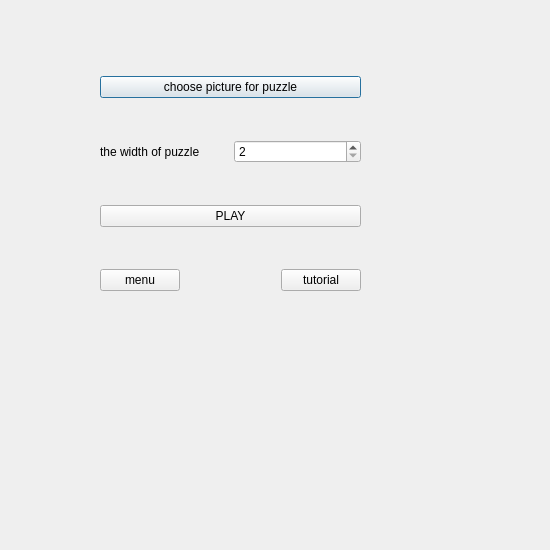
Alina-Hryn/OOP, file Sem2/lab1.2/newPuzzle/forpleasure.ui: the form before one commit.
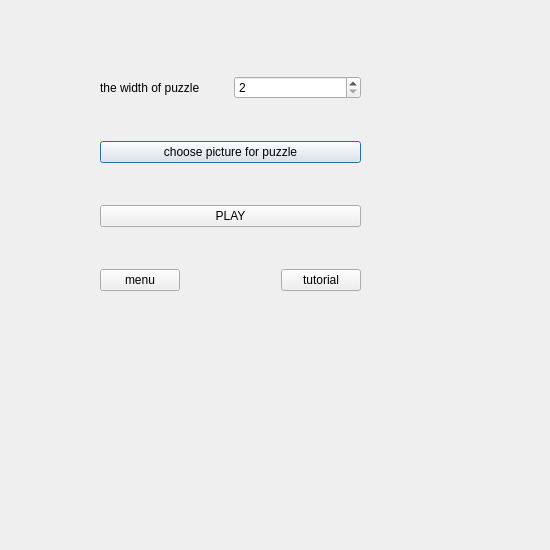
The form after the commit.

The edit to the form file:
```diff
--- a/Sem2/lab1.2/newPuzzle/forpleasure.ui
+++ b/Sem2/lab1.2/newPuzzle/forpleasure.ui
@@ -35,16 +35,6 @@
     </rect>
    </property>
    <layout class="QVBoxLayout" name="verticalLayout">
-    <item>
-     <widget class="QPushButton" name="pushButton">
-      <property name="text">
-       <string>choose picture for puzzle</string>
-      </property>
-     </widget>
-    </item>
-    <item>
-     <layout class="QHBoxLayout" name="horizontalLayout_2"/>
-    </item>
     <item>
      <layout class="QHBoxLayout" name="horizontalLayout_3">
       <item>
@@ -66,6 +56,16 @@
       </item>
      </layout>
     </item>
+    <item>
+     <widget class="QPushButton" name="pushButton">
+      <property name="text">
+       <string>choose picture for puzzle</string>
+      </property>
+     </widget>
+    </item>
+    <item>
+     <layout class="QHBoxLayout" name="horizontalLayout_2"/>
+    </item>
     <item>
      <widget class="QPushButton" name="pushButton_2">
       <property name="text">
```
